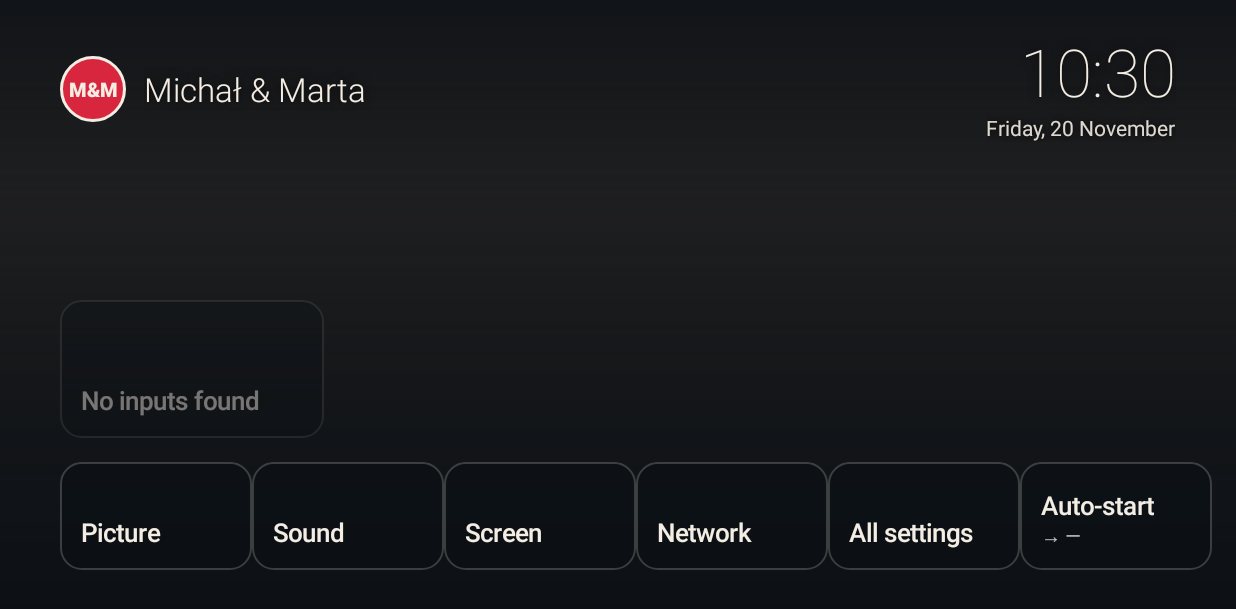
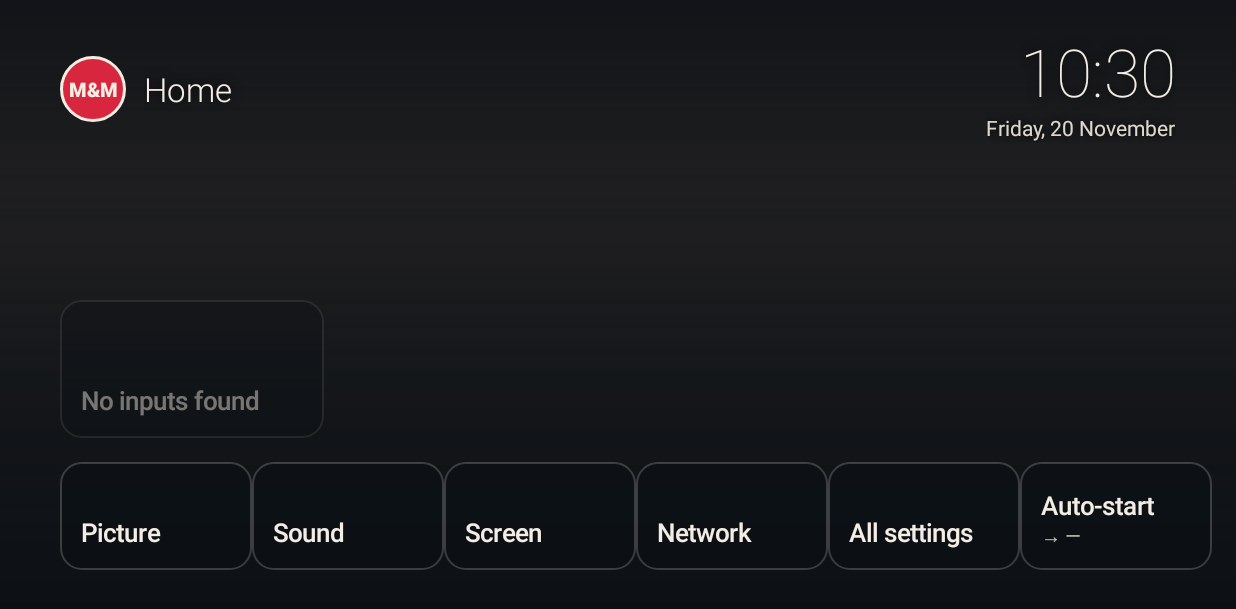
Before and after one commit to emdzej/sony-bravia-mtk-root, an Android app: the MainActivity screen opened directly, with no data from a screen before it, on a phone screen of 824 x 412 dp (held sideways). Shown: the top 609 px of the screen. Run offline under Robolectric (Android 15) with nearby library versions, the phone set to English and light mode, and no system bars.

Commit message:
Genericize launcher strings (remove personal names)

```diff
--- a/launcher/app/src/main/res/values/strings.xml
+++ b/launcher/app/src/main/res/values/strings.xml
@@ -1,6 +1,6 @@
 <resources>
     <string name="app_name">M&amp;M Home</string>
-    <string name="couple">Michał &amp; Marta</string>
+    <string name="couple">Home</string>
     <string name="monogram">M&amp;M</string>
     <string name="section_inputs">Inputs</string>
     <string name="section_settings">Settings</string>
```
Also changed, not shown: 1 other file.
